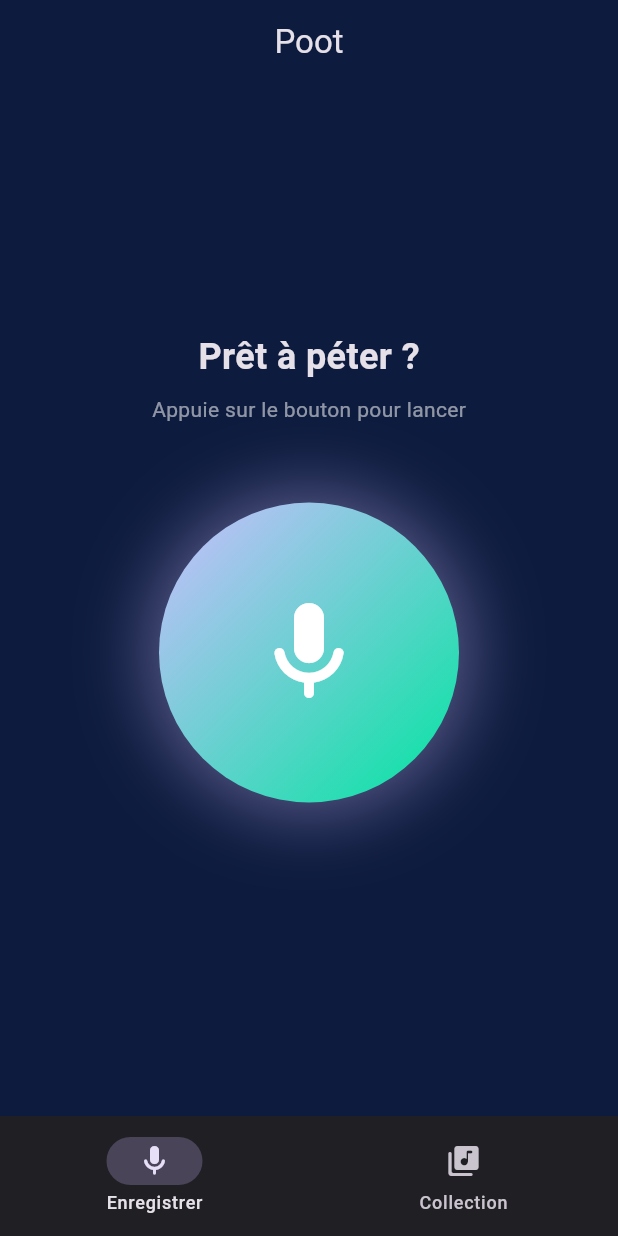
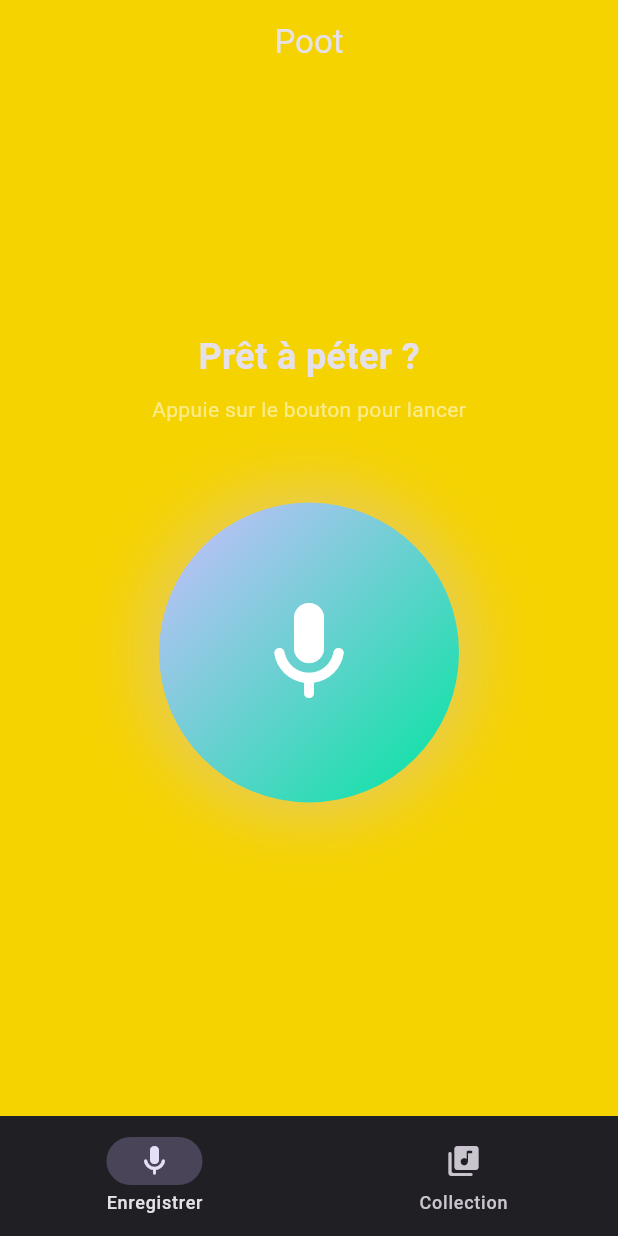
Before and after one commit to RBERROU/poopapp, a Flutter app: the screen it shows after launch, on a phone screen of 412 x 824 dp. Run offline on Flutter 3.47's test engine with Material 3 defaults, Android fonts, the phone set to English and light mode, and no system bars; our stand-ins replace audioplayers, share_plus, shared_preferences; missing offline and left inert: record.

Commit message:
Change background color to yellow

```diff
--- a/lib/theme/app_theme.dart
+++ b/lib/theme/app_theme.dart
@@ -5,7 +5,7 @@ import 'package:flutter/material.dart';
 class AppTheme {
   static const Color primary = Color(0xFF7C4DFF); // violet fun
   static const Color accent = Color(0xFF00E5A0); // vert menthe
-  static const Color background = Color(0xFF0D1B3E);
+  static const Color background = Color(0xFFF5D300);
   static const Color surface = Color(0xFF1F1B2E);
 
   static ThemeData get dark {
```
